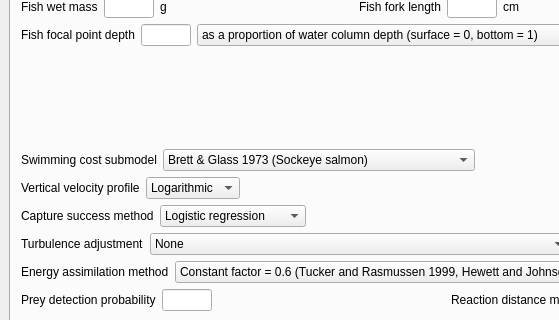
This is MainUI.ui in JasonNeuswanger/BioenergeticHSC as Qt 5 draws it before an edit; both pictures show x 0 to 559 and y 97 to 417 of the 900 by 893 pixel window. The edited form follows.
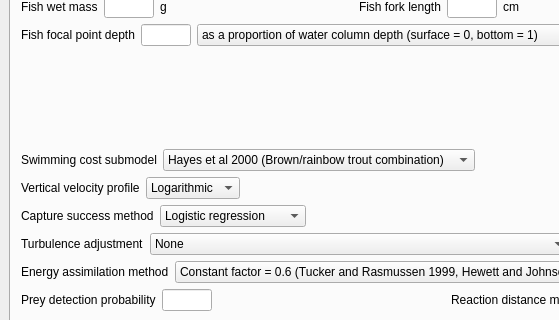
This is the edited form.

Commit message: Finished updating swimming cost models. Changed presets for 6cm Chinook

```diff
--- a/MainUI.ui
+++ b/MainUI.ui
@@ -301,13 +301,8 @@
              <item>
               <widget class="QComboBox" name="cbSwimmingCostSubmodel">
                <property name="currentText">
-                <string>Brett &amp; Glass 1973 (Sockeye salmon)</string>
+                <string>Hayes et al 2000 (Brown/rainbow trout combination)</string>
                </property>
-               <item>
-                <property name="text">
-                 <string>Brett &amp; Glass 1973 (Sockeye salmon)</string>
-                </property>
-               </item>
                <item>
                 <property name="text">
                  <string>Hayes et al 2000 (Brown/rainbow trout combination)</string>
```
The commit also changes 2 other files.
